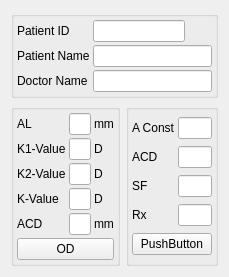
siborion/siborion_american_scan, file calculator_patient.ui: the form before one commit.
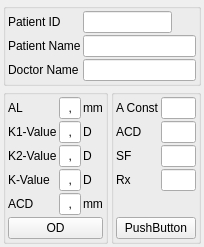
The form after the commit.

Commit message: ????? ????????? ?? calculator_patient

What changed in the file:
```diff
--- a/calculator_patient.ui
+++ b/calculator_patient.ui
@@ -6,14 +6,29 @@
    <rect>
     <x>0</x>
     <y>0</y>
-    <width>207</width>
-    <height>248</height>
+    <width>204</width>
+    <height>224</height>
    </rect>
   </property>
   <property name="windowTitle">
    <string>Form</string>
   </property>
   <layout class="QGridLayout" name="gridLayout">
+   <property name="leftMargin">
+    <number>3</number>
+   </property>
+   <property name="topMargin">
+    <number>3</number>
+   </property>
+   <property name="rightMargin">
+    <number>3</number>
+   </property>
+   <property name="bottomMargin">
+    <number>3</number>
+   </property>
+   <property name="spacing">
+    <number>3</number>
+   </property>
    <item row="1" column="0">
     <widget class="QGroupBox" name="groupBox_2">
      <property name="title">
@@ -21,27 +36,24 @@
      </property>
      <layout class="QGridLayout" name="gridLayout_3">
       <property name="leftMargin">
-       <number>3</number>
+       <number>2</number>
       </property>
       <property name="topMargin">
-       <number>3</number>
+       <number>2</number>
       </property>
       <property name="rightMargin">
-       <number>3</number>
+       <number>2</number>
       </property>
       <property name="bottomMargin">
-       <number>3</number>
+       <number>2</number>
       </property>
       <property name="spacing">
-       <number>3</number>
+       <number>2</number>
       </property>
-      <item row="2" column="1">
-       <widget class="QLineEdit" name="lineEdit_6"/>
-      </item>
-      <item row="0" column="0">
-       <widget class="QLabel" name="label_4">
+      <item row="4" column="0">
+       <widget class="QLabel" name="label_8">
         <property name="text">
-         <string>AL</string>
+         <string>ACD</string>
         </property>
        </widget>
       </item>
@@ -53,18 +65,30 @@
        </widget>
       </item>
       <item row="1" column="1">
-       <widget class="QLineEdit" name="lineEdit_5"/>
+       <widget class="QLineEdit" name="lineEdit_5">
+        <property name="inputMask">
+         <string>99,99</string>
+        </property>
+       </widget>
       </item>
-      <item row="3" column="1">
-       <widget class="QLineEdit" name="lineEdit_7"/>
+      <item row="0" column="0">
+       <widget class="QLabel" name="label_4">
+        <property name="text">
+         <string>AL</string>
+        </property>
+       </widget>
       </item>
-      <item row="0" column="1">
-       <widget class="QLineEdit" name="lineEdit_4"/>
-      </item>
-      <item row="4" column="0">
-       <widget class="QLabel" name="label_8">
+      <item row="3" column="0">
+       <widget class="QLabel" name="label_7">
         <property name="text">
-         <string>ACD</string>
+         <string>K-Value</string>
+        </property>
+       </widget>
+      </item>
+      <item row="2" column="1">
+       <widget class="QLineEdit" name="lineEdit_6">
+        <property name="inputMask">
+         <string>99,99</string>
         </property>
        </widget>
       </item>
@@ -75,6 +99,34 @@
         </property>
        </widget>
       </item>
+      <item row="3" column="1">
+       <widget class="QLineEdit" name="lineEdit_7">
+        <property name="inputMask">
+         <string>99,99</string>
+        </property>
+       </widget>
+      </item>
+      <item row="0" column="1">
+       <widget class="QLineEdit" name="lineEdit_4">
+        <property name="inputMask">
+         <string>99,99</string>
+        </property>
+       </widget>
+      </item>
+      <item row="6" column="0" colspan="3">
+       <widget class="QPushButton" name="pushButton">
+        <property name="text">
+         <string>OD</string>
+        </property>
+       </widget>
+      </item>
+      <item row="4" column="1">
+       <widget class="QLineEdit" name="lineEdit_8">
+        <property name="inputMask">
+         <string>99,99</string>
+        </property>
+       </widget>
+      </item>
       <item row="2" column="0">
        <widget class="QLabel" name="label_6">
         <property name="text">
@@ -82,20 +134,10 @@
         </property>
        </widget>
       </item>
-      <item row="3" column="0">
-       <widget class="QLabel" name="label_7">
+      <item row="1" column="2">
+       <widget class="QLabel" name="label_10">
         <property name="text">
-         <string>K-Value</string>
-        </property>
-       </widget>
-      </item>
-      <item row="4" column="1">
-       <widget class="QLineEdit" name="lineEdit_8"/>
-      </item>
-      <item row="1" column="0">
-       <widget class="QLabel" name="label_5">
-        <property name="text">
-         <string>K1-Value</string>
+         <string>D</string>
         </property>
        </widget>
       </item>
@@ -113,19 +155,25 @@
         </property>
        </widget>
       </item>
-      <item row="1" column="2">
-       <widget class="QLabel" name="label_10">
+      <item row="1" column="0">
+       <widget class="QLabel" name="label_5">
         <property name="text">
-         <string>D</string>
+         <string>K1-Value</string>
         </property>
        </widget>
       </item>
-      <item row="5" column="0" colspan="3">
-       <widget class="QPushButton" name="pushButton">
-        <property name="text">
-         <string>OD</string>
+      <item row="5" column="0">
+       <spacer name="verticalSpacer">
+        <property name="orientation">
+         <enum>Qt::Vertical</enum>
         </property>
-       </widget>
+        <property name="sizeHint" stdset="0">
+         <size>
+          <width>20</width>
+          <height>40</height>
+         </size>
+        </property>
+       </spacer>
       </item>
      </layout>
     </widget>
@@ -137,20 +185,30 @@
      </property>
      <layout class="QGridLayout" name="gridLayout_4">
       <property name="leftMargin">
-       <number>3</number>
+       <number>2</number>
       </property>
       <property name="topMargin">
-       <number>3</number>
+       <number>2</number>
       </property>
       <property name="rightMargin">
-       <number>3</number>
+       <number>2</number>
       </property>
       <property name="bottomMargin">
-       <number>3</number>
+       <number>2</number>
       </property>
       <property name="spacing">
-       <number>3</number>
+       <number>2</number>
       </property>
+      <item row="5" column="0" colspan="2">
+       <widget class="QPushButton" name="pushButton_2">
+        <property name="text">
+         <string>PushButton</string>
+        </property>
+       </widget>
+      </item>
+      <item row="1" column="1">
+       <widget class="QLineEdit" name="lineEdit_10"/>
+      </item>
       <item row="0" column="0">
        <widget class="QLabel" name="label_14">
         <property name="text">
@@ -158,6 +216,22 @@
         </property>
        </widget>
       </item>
+      <item row="3" column="1">
+       <widget class="QLineEdit" name="lineEdit_12"/>
+      </item>
+      <item row="0" column="1">
+       <widget class="QLineEdit" name="lineEdit_9"/>
+      </item>
+      <item row="1" column="0">
+       <widget class="QLabel" name="label_17">
+        <property name="text">
+         <string>ACD</string>
+        </property>
+       </widget>
+      </item>
+      <item row="2" column="1">
+       <widget class="QLineEdit" name="lineEdit_11"/>
+      </item>
       <item row="2" column="0">
        <widget class="QLabel" name="label_16">
         <property name="text">
@@ -172,31 +246,18 @@
         </property>
        </widget>
       </item>
-      <item row="1" column="0">
-       <widget class="QLabel" name="label_17">
-        <property name="text">
-         <string>ACD</string>
+      <item row="4" column="0">
+       <spacer name="verticalSpacer_2">
+        <property name="orientation">
+         <enum>Qt::Vertical</enum>
         </property>
-       </widget>
-      </item>
-      <item row="2" column="1">
-       <widget class="QLineEdit" name="lineEdit_11"/>
-      </item>
-      <item row="0" column="1">
-       <widget class="QLineEdit" name="lineEdit_9"/>
-      </item>
-      <item row="3" column="1">
-       <widget class="QLineEdit" name="lineEdit_12"/>
-      </item>
-      <item row="1" column="1">
-       <widget class="QLineEdit" name="lineEdit_10"/>
-      </item>
-      <item row="4" column="0" colspan="2">
-       <widget class="QPushButton" name="pushButton_2">
-        <property name="text">
-         <string>PushButton</string>
+        <property name="sizeHint" stdset="0">
+         <size>
+          <width>20</width>
+          <height>40</height>
+         </size>
         </property>
-       </widget>
+       </spacer>
       </item>
      </layout>
     </widget>
@@ -208,19 +269,19 @@
      </property>
      <layout class="QGridLayout" name="gridLayout_2">
       <property name="leftMargin">
-       <number>3</number>
+       <number>2</number>
       </property>
       <property name="topMargin">
-       <number>3</number>
+       <number>2</number>
       </property>
       <property name="rightMargin">
-       <number>3</number>
+       <number>2</number>
       </property>
       <property name="bottomMargin">
-       <number>3</number>
+       <number>2</number>
       </property>
       <property name="spacing">
-       <number>3</number>
+       <number>2</number>
       </property>
       <item row="0" column="1">
        <widget class="QLineEdit" name="lineEdit"/>
```
